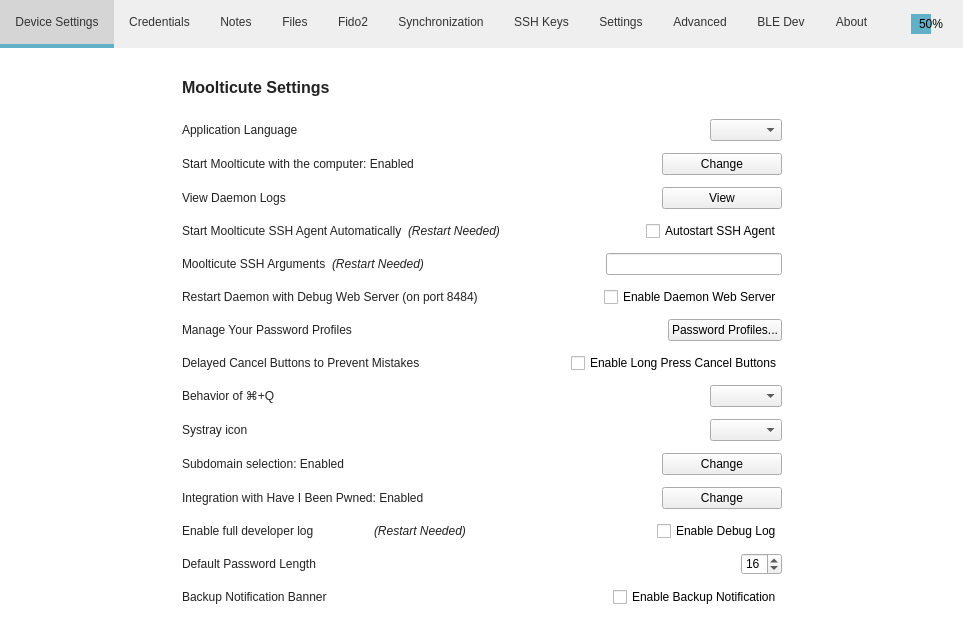
Qt form src/MainWindow.ui (mooltipass/moolticute) before a commit.
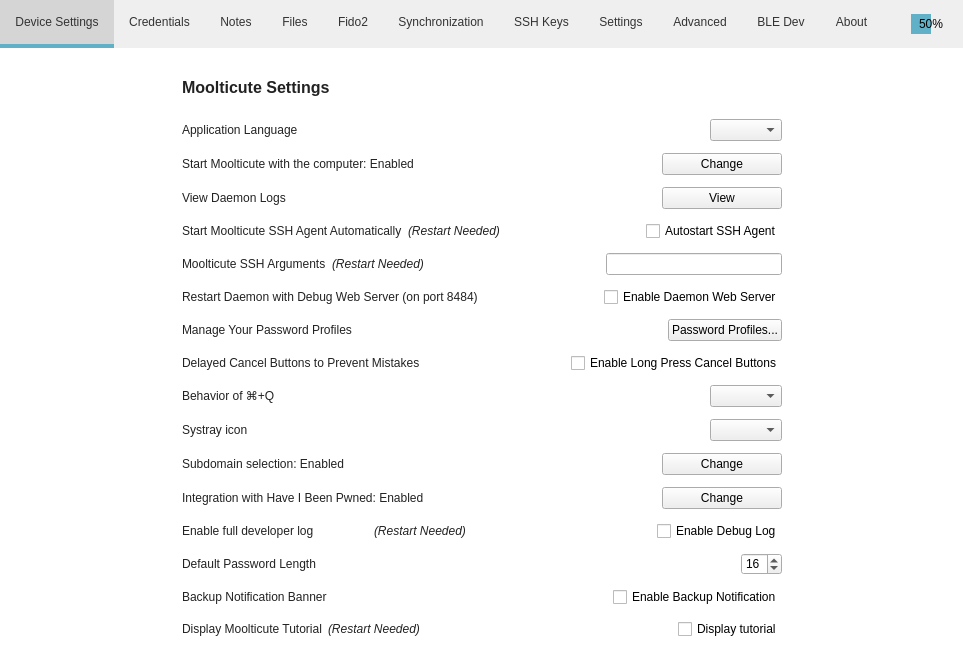
The same form after that commit. Icons and pictures are not drawn. Custom widgets are drawn as their Qt base class.

Commit message: [BLE] Add display tutorial setting

```diff
--- a/src/MainWindow.ui
+++ b/src/MainWindow.ui
@@ -4106,6 +4106,49 @@
               </item>
              </layout>
             </item>
+            <item>
+             <layout class="QHBoxLayout" name="horizontalLayout_37">
+              <item>
+               <widget class="QLabel" name="label_12">
+                <property name="text">
+                 <string>Display Moolticute Tutorial</string>
+                </property>
+               </widget>
+              </item>
+              <item>
+               <widget class="QLabel" name="labelTutorialRestart">
+                <property name="font">
+                 <font>
+                  <italic>true</italic>
+                 </font>
+                </property>
+                <property name="text">
+                 <string>(Restart Needed)</string>
+                </property>
+               </widget>
+              </item>
+              <item>
+               <spacer name="horizontalSpacer_36">
+                <property name="orientation">
+                 <enum>Qt::Horizontal</enum>
+                </property>
+                <property name="sizeHint" stdset="0">
+                 <size>
+                  <width>40</width>
+                  <height>20</height>
+                 </size>
+                </property>
+               </spacer>
+              </item>
+              <item>
+               <widget class="QCheckBox" name="checkBoxTutorial">
+                <property name="text">
+                 <string>Display tutorial</string>
+                </property>
+               </widget>
+              </item>
+             </layout>
+            </item>
             <item>
              <spacer name="horizontalSpacer_44">
               <property name="orientation">
```
The commit also changes 4 other files.
